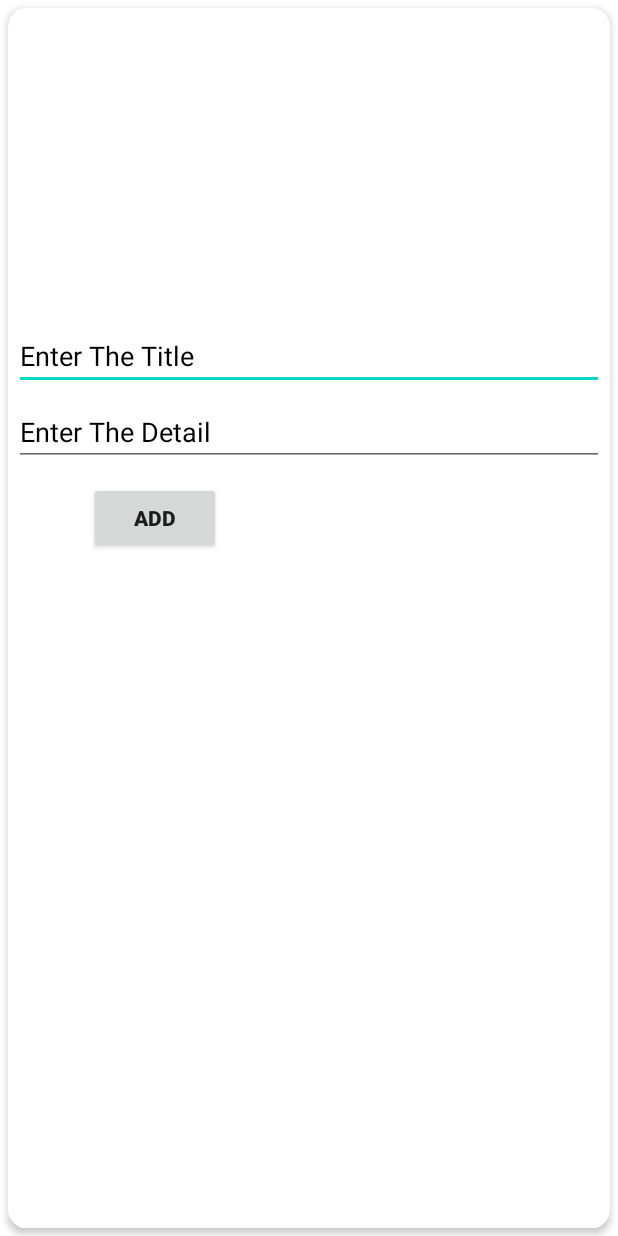
After one commit to janakbist/Todo-App, an Android app: the ActivityAdd screen opened directly, with no data from a screen before it, on a phone screen of 412 x 824 dp. The commit adds this screen. Run offline under Robolectric (Android 15) with nearby library versions, the phone set to English and light mode, and no system bars; our stand-ins replace Room's generated code.

Commit message:
Room database implemented with dao and database query

```diff
--- a/app/src/main/AndroidManifest.xml
+++ b/app/src/main/AndroidManifest.xml
@@ -9,6 +9,9 @@
         android:roundIcon="@mipmap/ic_launcher_round"
         android:supportsRtl="true"
         android:theme="@style/Theme.TodoApplication">
+        <activity
+            android:name=".ActivityAdd"
+            android:exported="false" />
         <activity
             android:name=".MainActivity"
             android:exported="false" />
--- /dev/null
+++ b/app/src/main/java/com/example/todoapplication/ActivityAdd.kt
@@ -0,0 +1,36 @@
+package com.example.todoapplication
+
+import androidx.appcompat.app.AppCompatActivity
+import android.os.Bundle
+import android.widget.EditText
+import android.widget.ImageView
+import androidx.room.Room
+import androidx.room.RoomDatabase
+import com.example.todoapplication.room.Database
+import com.example.todoapplication.room.Note
+import com.example.todoapplication.room.NoteDao
+import kotlinx.coroutines.GlobalScope
+import kotlinx.coroutines.launch
+
+class ActivityAdd : AppCompatActivity() {
+    override fun onCreate(savedInstanceState: Bundle?) {
+        super.onCreate(savedInstanceState)
+        setContentView(R.layout.activity_add)
+
+        val title = findViewById<EditText>(R.id.add_title)
+        val  detail = findViewById<EditText>(R.id.add_detail)
+        val  image = findViewById<ImageView>(R.id.add_img)
+
+        val db = Room.databaseBuilder(
+            applicationContext,
+            Database::class.java, "note-database"
+        ).build()
+
+        GlobalScope.launch { db.noteDao().insert(Note(0, title.toString(), detail.toString(),image.toString())) }
+
+//
+//        val noteDao = db.noteDao()
+//        val notes: List<Note> = noteDao.getAll()
+
+    }
+}
--- a/app/src/main/java/com/example/todoapplication/HomeActivity.kt
+++ b/app/src/main/java/com/example/todoapplication/HomeActivity.kt
@@ -1,9 +1,14 @@
 package com.example.todoapplication
 
+import android.content.Intent
 import androidx.appcompat.app.AppCompatActivity
 import android.os.Bundle
+import android.widget.TextView
 import androidx.recyclerview.widget.LinearLayoutManager
 import androidx.recyclerview.widget.RecyclerView
+import androidx.room.Database
+import androidx.room.Room
+import androidx.room.RoomDatabase
 import com.example.todoapplication.adapter.RvAdapter
 import java.util.*
 
@@ -12,11 +17,15 @@ class HomeActivity : AppCompatActivity() {
         super.onCreate(savedInstanceState)
         setContentView(R.layout.activity_home)
         setSupportActionBar(findViewById(R.id.action_bar));
+        val addbtn = findViewById<TextView>(R.id.add)
+
+        addbtn.setOnClickListener() {
+            val intent = Intent(this@HomeActivity, ActivityAdd::class.java)
+            startActivity(intent)
+        }
 
         val recyclerview = findViewById<RecyclerView>(R.id.rvList);
         recyclerview.layoutManager = LinearLayoutManager(this);
-        // ArrayList of class ItemsViewModel
-
 
         val adapter = RvAdapter()
 
@@ -24,6 +33,6 @@ class HomeActivity : AppCompatActivity() {
     }
 }
 
-private fun <E> ArrayList<E>.add(element: Int) {
+private fun <E> ArrayList<E>.add(element: E) {
 
 }
--- /dev/null
+++ b/app/src/main/java/com/example/todoapplication/room/Database.kt
@@ -0,0 +1,9 @@
+package com.example.todoapplication.room
+
+import androidx.room.Database
+import androidx.room.RoomDatabase
+
+@Database(entities = [Note::class], version = 1)
+abstract class Database : RoomDatabase() {
+    abstract  fun noteDao() :NoteDao
+}
--- a/app/src/main/java/com/example/todoapplication/room/Note.kt
+++ b/app/src/main/java/com/example/todoapplication/room/Note.kt
@@ -7,11 +7,15 @@ import java.util.*
 
 @Entity(tableName = "notes")
 data class Note(
-    @PrimaryKey
-    @ColumnInfo(name = "dateAdded")
-    val dateAdded: Date,
-    @ColumnInfo(name = "noteText")
-    val noteText: String,
-//    @ColumnInfo(name = "lastUpdate", defaultValue = "0")
-//    val lastUpdate: Int
+    @PrimaryKey(autoGenerate = true)
+     val id  : Int,
+    @ColumnInfo(name = "title")
+    val title: String,
+    @ColumnInfo(name = "description")
+    val description: String,
+
+    @ColumnInfo(name = "image")
+    val image: String,
+//    https://developer.android.com/training/data-storage/room
+
 )
--- a/app/src/main/java/com/example/todoapplication/room/NoteDao.kt
+++ b/app/src/main/java/com/example/todoapplication/room/NoteDao.kt
@@ -1,19 +1,20 @@
 package com.example.todoapplication.room
 
+import androidx.lifecycle.LiveData
 import androidx.room.*
 import kotlinx.coroutines.flow.Flow
 
 @Dao
 interface NoteDao {
-    @Insert(onConflict = OnConflictStrategy.IGNORE)
-    suspend fun addNote(note: Note)
-
-    @Query("SELECT * FROM notes ORDER BY dateAdded DESC")
-    fun getNotes(): Flow<List<Note>>
+    @Insert
+     suspend fun insert(note: Note)
 
     @Update
-    suspend fun updateNote(note: Note)
+     suspend fun update(note: Note)
 
     @Delete
-    suspend fun deleteNote(note: Note)
+     suspend fun delete(note: Note)
+
+    @Query("SELECT * FROM notes ORDER BY title,description,image  DESC")
+    fun select(): LiveData<List<Note>>
 }
--- /dev/null
+++ b/app/src/main/res/layout/activity_add.xml
@@ -0,0 +1,52 @@
+<?xml version="1.0" encoding="utf-8"?>
+<androidx.cardview.widget.CardView
+    xmlns:android="http://schemas.android.com/apk/res/android"
+    xmlns:tools="http://schemas.android.com/tools"
+    android:layout_width="match_parent"
+    android:layout_height="match_parent"
+    xmlns:app="http://schemas.android.com/apk/res-auto"
+    android:id="@+id/card_view"
+    android:layout_margin="5dp"
+    app:cardCornerRadius="12dp"
+    app:contentPadding="4dp"
+    app:cardElevation="3dp">
+<RelativeLayout xmlns:android="http://schemas.android.com/apk/res/android"
+    android:layout_width="match_parent"
+    android:layout_height="wrap_content"
+    android:layout_marginTop="200dp"
+    app:cardBackgroundColor="@color/teal_200">
+
+    <EditText
+        android:id="@+id/add_title"
+        android:layout_width="match_parent"
+        android:layout_height="wrap_content"
+        android:layout_marginTop="5dp"
+        android:hint="Enter The Title"
+        android:textColorHint="@color/black" />
+    <EditText
+        android:id="@+id/add_detail"
+        android:layout_width="match_parent"
+        android:layout_height="wrap_content"
+        android:hint="Enter The Detail"
+        android:textColorHint="@color/black"
+        android:layout_below="@+id/add_title"
+        android:layout_marginTop="5dp"/>
+    <ImageView
+        android:id="@+id/add_img"
+        android:layout_width="wrap_content"
+        android:layout_height="wrap_content"
+        android:layout_below="@+id/add_detail"
+        android:layout_marginTop="5dp"/>
+    <androidx.appcompat.widget.AppCompatButton
+        android:id="@+id/add_btn"
+        android:layout_width="wrap_content"
+        android:layout_height="wrap_content"
+        android:text="Add"
+        android:textStyle="bold"
+        android:layout_below="@+id/add_img"
+        android:layout_marginTop="5dp"
+        android:layout_marginStart="50dp"/>
+
+
+</RelativeLayout>
+</androidx.cardview.widget.CardView>
```
Also changed, not shown: 1 other file.
